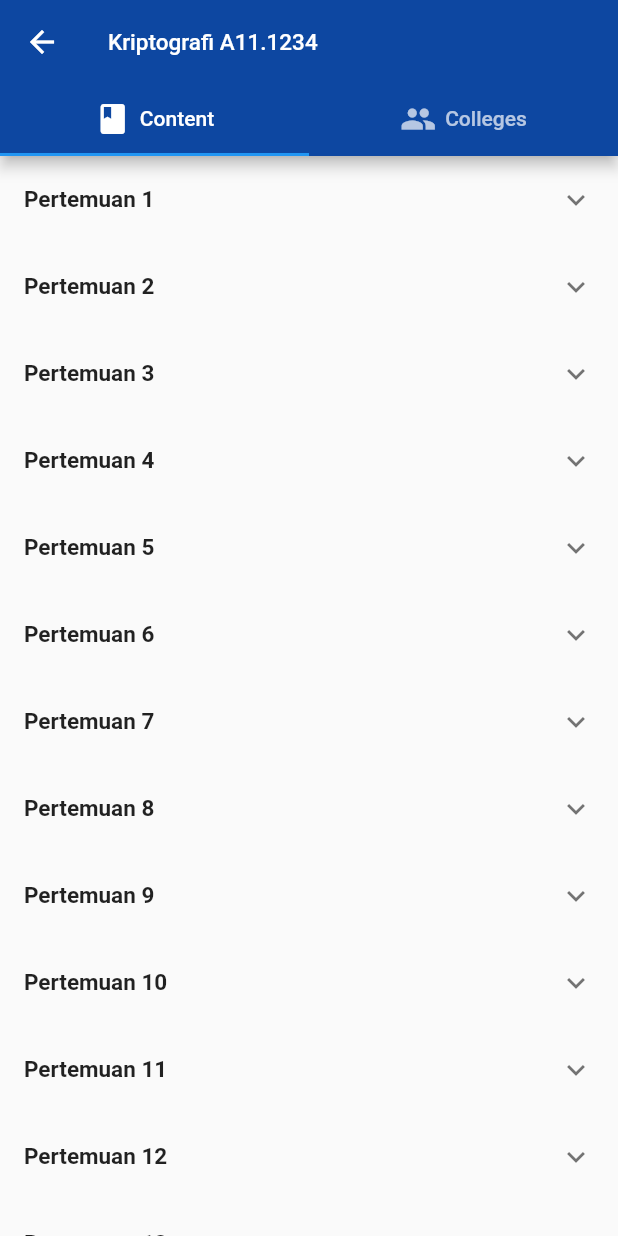
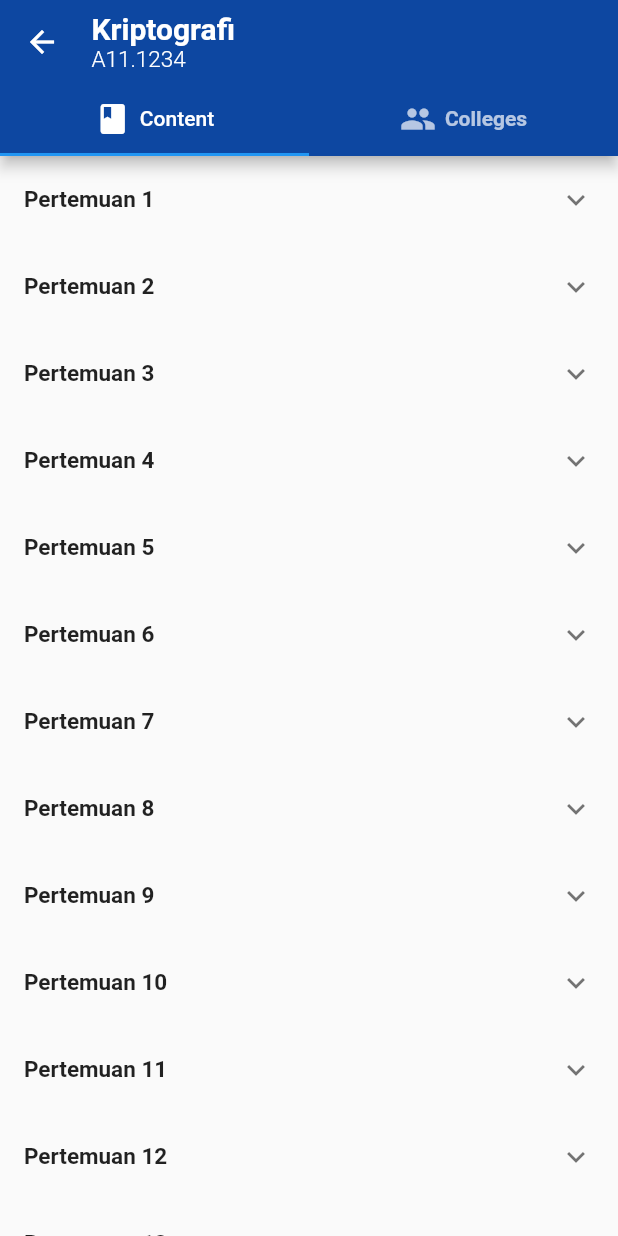
Before and after one commit to RanggaDwi16/Flutter-Absen-App-V.2, a Flutter app: the screen it shows after launch, after a tap on "A11.1234", on a phone screen of 412 x 824 dp. Run offline on Flutter 3.47's test engine with Material 2 defaults, Android fonts, the phone set to English and light mode, and no system bars; generated files the repository leaves out were written again.

Commit message:
fix button detail pertemuan

```diff
--- a/lib/src/widget/item_details_view.dart
+++ b/lib/src/widget/item_details_view.dart
@@ -3,6 +3,7 @@ import 'package:flutter/material.dart';
 
 class ItemDetailsView extends StatelessWidget {
   final MataKuliah item;
+
   const ItemDetailsView({
     super.key,
     required this.item,
@@ -17,12 +18,26 @@ class ItemDetailsView extends StatelessWidget {
         length: 2,
         child: Scaffold(
             appBar: AppBar(
-              backgroundColor: Colors.blue.shade900,
-              title: Text(
-                "${item.name} ${item.id}",
+              backgroundColor: const Color(0xFF0D47A1),
+              titleSpacing: 5,
+              title: Column(
+                crossAxisAlignment: CrossAxisAlignment.start,
+                children: [
+                  Text(
+                    "${item.name}",
+                    style: const TextStyle(
+                      fontSize: 20,
+                      fontWeight: FontWeight.w600,
+                    ),
+                  ),
+                  Text(
+                    "${item.id}",
                     style: const TextStyle(
                       fontSize: 15,
+                      fontWeight: FontWeight.w300,
                     ),
+                  ),
+                ],
               ),
               bottom: const TabBar(tabs: [
                 Tab(
@@ -41,7 +56,8 @@ class ItemDetailsView extends StatelessWidget {
                     children: [
                       Icon(Icons.people),
                       SizedBox(width: 6),
-                      Text('Colleges'),
+                      Text('Colleges',
+                          style: TextStyle(fontWeight: FontWeight.w600)),
                     ],
                   ),
                 ),
@@ -69,40 +85,31 @@ class ItemDetailsView extends StatelessWidget {
                         // ),
 
                         Container(
-                          margin: const EdgeInsets.all(10),
-                          padding: const EdgeInsets.all(10),
-                          decoration: const BoxDecoration(
-                            borderRadius: BorderRadius.all(Radius.circular(5)),
-                            boxShadow: [
-                              BoxShadow(
-                                offset: const Offset(
-                                  5.0,
-                                  5.0,
+                          margin: EdgeInsets.all(10),
+                          child: ElevatedButton(
+                            onPressed: () {},
+                            style: ElevatedButton.styleFrom(
+                              backgroundColor: Colors.white,
+                              shape: RoundedRectangleBorder(
+                                borderRadius: BorderRadius.circular(10),
                               ),
-                                color: Colors.grey,
-                                blurRadius: 5.0,
-                                spreadRadius: 2.0,
-                              ),
-                              BoxShadow(
-                                color: Colors.white,
-                                offset: const Offset(0.0, 0.0),
-                                blurRadius: 0.0,
-                                spreadRadius: 0.0,
-                              ),
-                            ],
+                              shadowColor: Colors.black,
+                              padding: EdgeInsets.all(10),
                             ),
                             child: Row(
                               mainAxisAlignment: MainAxisAlignment.spaceBetween,
                               children: [
                                 Text(
                                   content.deskripsi,
-                                style: TextStyle(fontSize: 12),
+                                  style: TextStyle(
+                                      fontSize: 12, color: Colors.black),
                                 ),
                                 Icon(
                                   Icons.check_circle,
                                   color: Color(0xFFC1C1C1),
                                 )
                               ],
+                            ),
                           ),
                         ),
                       ],
```
Lines whose indentation alone changed are shown as unchanged.
